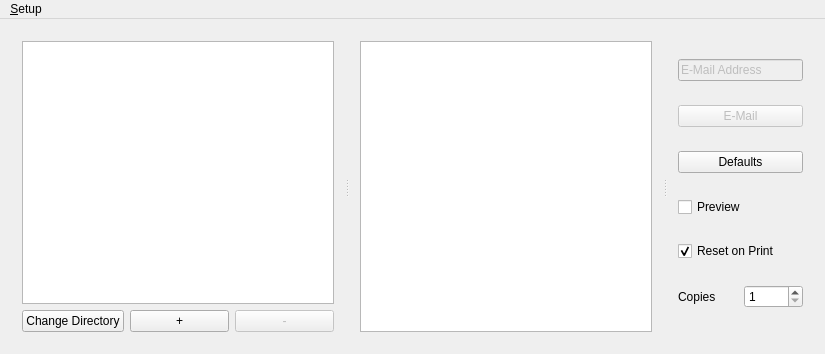
Above: mainwindow.ui from zaphodbe/SantaShip before the change. Below: the same form after it.
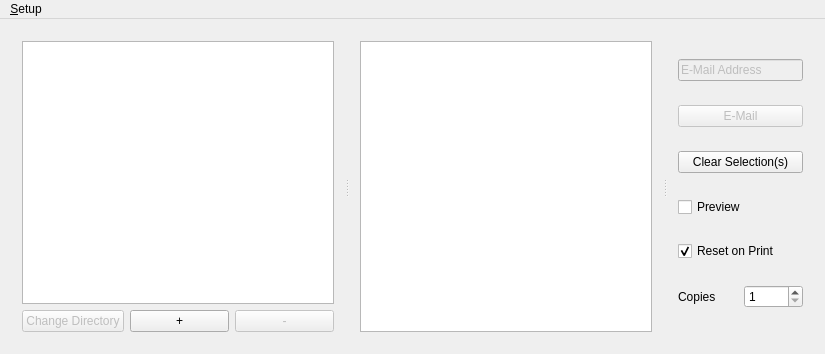
That is the form after the change.

Commit message: Some changes to try to improve listView performance.  Also started adding admin mode

Patch:
```diff
--- a/mainwindow.ui
+++ b/mainwindow.ui
@@ -57,6 +57,9 @@
          <layout class="QHBoxLayout" name="horizontalLayout">
           <item>
            <widget class="QPushButton" name="pushButtonDir">
+            <property name="enabled">
+             <bool>false</bool>
+            </property>
             <property name="text">
              <string>Change Directory</string>
             </property>
@@ -125,7 +128,7 @@
            <bool>true</bool>
           </property>
           <property name="text">
-           <string>Defaults</string>
+           <string>Clear Selection(s)</string>
           </property>
          </widget>
         </item>
```
Left out of the diff: 28 changed lines with no effect on the pictures. The commit also changes 2 other files.
